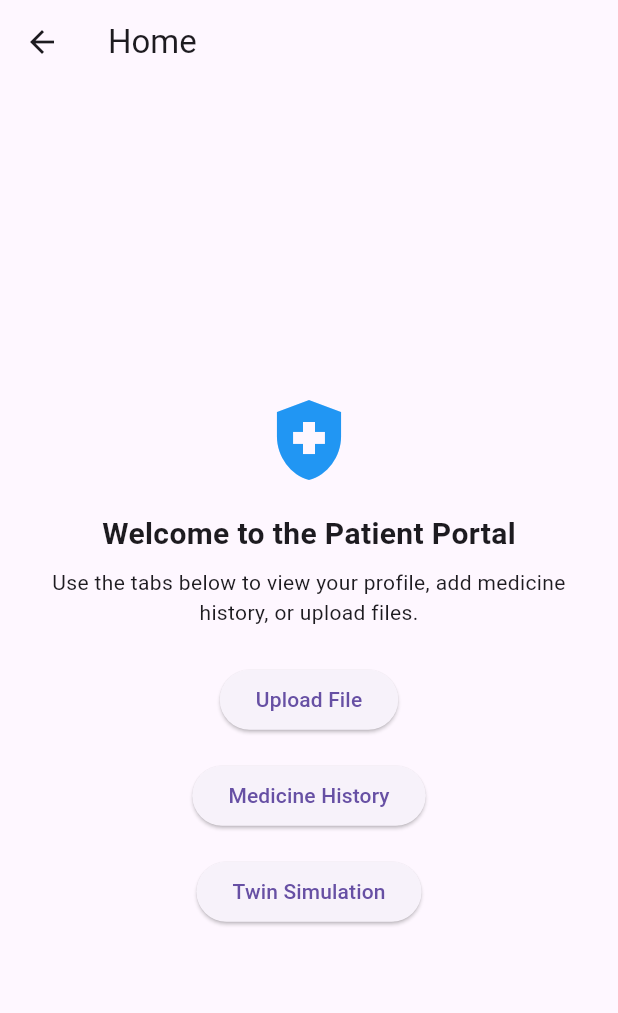
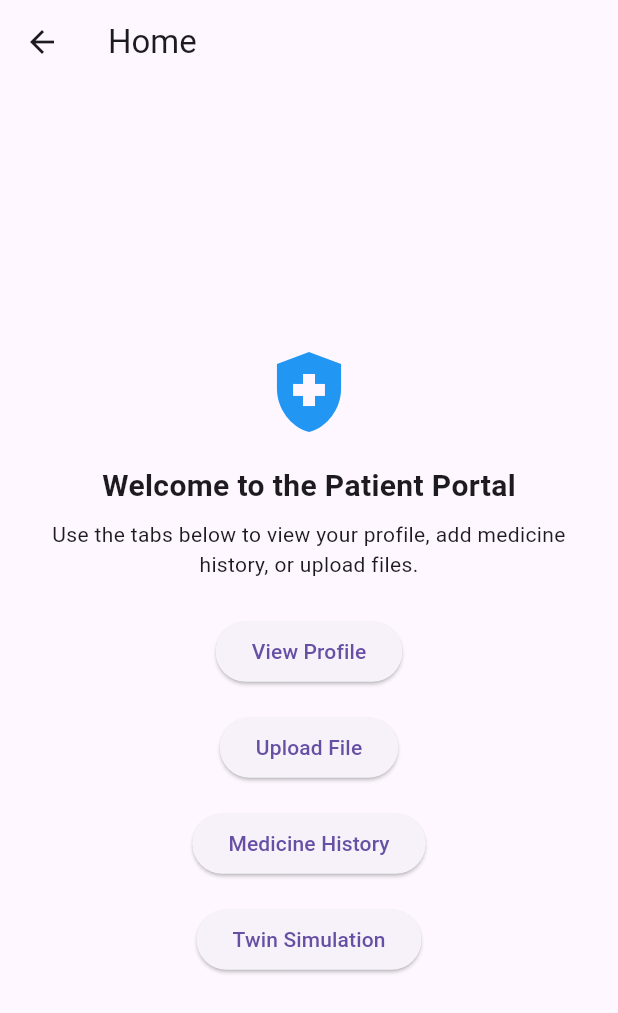
Before and after one commit to MayaElmosalamy/genex_project, a Flutter app: the HomeScreen screen opened by its route, on a phone screen of 412 x 824 dp. Shown: the top 1013 px of the screen. Run offline on Flutter 3.47's test engine with Material 3 defaults, Android fonts, the light colour scheme and no system bars; our stand-ins replace dio, file_picker, flutter_riverpod, shared_preferences; accounts and stored records are empty.

Commit message:
add profile button to homepage_view

```diff
--- a/genex_frontend/genex_app/lib/views/patient/homepage_view.dart
+++ b/genex_frontend/genex_app/lib/views/patient/homepage_view.dart
@@ -3,6 +3,8 @@ import 'package:flutter/material.dart';
 import 'upload_screen.dart';
 import 'med_history_screen.dart';
 import 'twin_simulation_screen.dart';
+import 'profile_view.dart';  // Import ProfileScreen
+
 
 class HomeScreen extends StatelessWidget {
   const HomeScreen({super.key});
@@ -29,6 +31,18 @@ class HomeScreen extends StatelessWidget {
                 textAlign: TextAlign.center,
               ),
               const SizedBox(height: 24),
+
+              // Profile Button
+              ElevatedButton(
+                onPressed: () {
+                  Navigator.of(context).push(MaterialPageRoute(
+                    builder: (context) => const ProfileScreen(), // Navigate to ProfileScreen
+                  ));
+                },
+                child: const Text('View Profile'),  // Profile button label
+              ),
+
+              const SizedBox(height: 16),
               // File Upload Button
               ElevatedButton(
                 onPressed: () {
```
